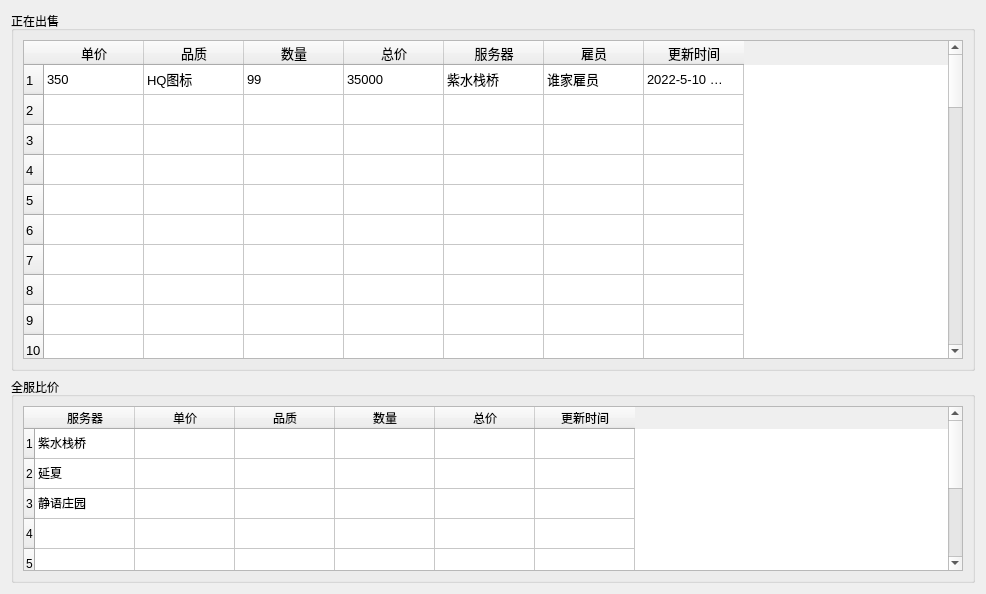
Above: show_price.ui from NagaResst/Paissa before the change. Below: the same form after it.
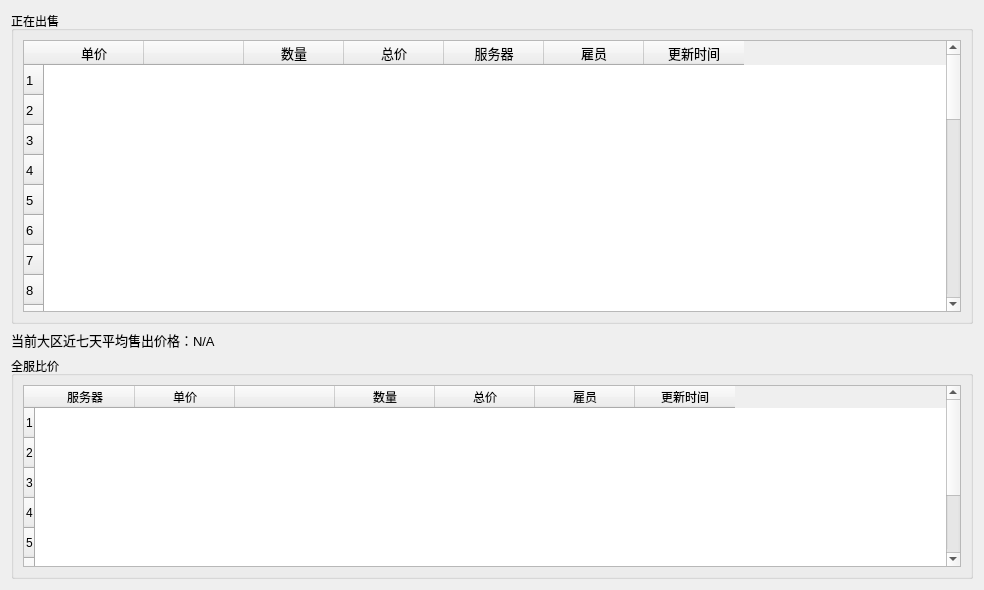
That is the form after the change.

Commit message: bete版本  具备基础的查询与比价功能

Diff of the .ui file:
```diff
--- a/show_price.ui
+++ b/show_price.ui
@@ -6,14 +6,105 @@
    <rect>
     <x>0</x>
     <y>0</y>
-    <width>986</width>
-    <height>594</height>
+    <width>984</width>
+    <height>590</height>
    </rect>
   </property>
   <property name="windowTitle">
    <string>Form</string>
   </property>
-  <layout class="QGridLayout" name="gridLayout" rowstretch="7,4">
+  <layout class="QGridLayout" name="gridLayout" rowstretch="7,0,5">
+   <item row="2" column="0">
+    <widget class="QGroupBox" name="show_min_price">
+     <property name="title">
+      <string>全服比价</string>
+     </property>
+     <layout class="QGridLayout" name="gridLayout_2">
+      <item row="0" column="0">
+       <widget class="QTableWidget" name="all_server">
+        <property name="editTriggers">
+         <set>QAbstractItemView::NoEditTriggers</set>
+        </property>
+        <property name="selectionMode">
+         <enum>QAbstractItemView::SingleSelection</enum>
+        </property>
+        <property name="selectionBehavior">
+         <enum>QAbstractItemView::SelectRows</enum>
+        </property>
+        <property name="showGrid">
+         <bool>false</bool>
+        </property>
+        <property name="rowCount">
+         <number>8</number>
+        </property>
+        <row/>
+        <row/>
+        <row/>
+        <row/>
+        <row/>
+        <row/>
+        <row/>
+        <row/>
+        <column>
+         <property name="text">
+          <string>服务器</string>
+         </property>
+        </column>
+        <column>
+         <property name="text">
+          <string>单价</string>
+         </property>
+        </column>
+        <column>
+         <property name="text">
+          <string/>
+         </property>
+        </column>
+        <column>
+         <property name="text">
+          <string>数量</string>
+         </property>
+        </column>
+        <column>
+         <property name="text">
+          <string>总价</string>
+         </property>
+        </column>
+        <column>
+         <property name="text">
+          <string>雇员</string>
+         </property>
+        </column>
+        <column>
+         <property name="text">
+          <string>更新时间</string>
+         </property>
+        </column>
+        <item row="0" column="0">
+         <property name="text">
+          <string/>
+         </property>
+        </item>
+        <item row="0" column="1">
+         <property name="text">
+          <string/>
+         </property>
+        </item>
+        <item row="1" column="0">
+         <property name="text">
+          <string/>
+         </property>
+        </item>
+        <item row="2" column="0">
+         <property name="text">
+          <string/>
+         </property>
+        </item>
+       </widget>
+      </item>
+     </layout>
+    </widget>
+   </item>
    <item row="0" column="0">
     <widget class="QGroupBox" name="show_sale">
      <property name="title">
@@ -30,8 +121,17 @@
         <property name="editTriggers">
          <set>QAbstractItemView::NoEditTriggers</set>
         </property>
+        <property name="selectionMode">
+         <enum>QAbstractItemView::SingleSelection</enum>
+        </property>
+        <property name="selectionBehavior">
+         <enum>QAbstractItemView::SelectRows</enum>
+        </property>
+        <property name="showGrid">
+         <bool>false</bool>
+        </property>
         <property name="rowCount">
-         <number>50</number>
+         <number>30</number>
         </property>
         <row/>
         <row/>
@@ -63,26 +163,6 @@
         <row/>
         <row/>
         <row/>
-        <row/>
-        <row/>
-        <row/>
-        <row/>
-        <row/>
-        <row/>
-        <row/>
-        <row/>
-        <row/>
-        <row/>
-        <row/>
-        <row/>
-        <row/>
-        <row/>
-        <row/>
-        <row/>
-        <row/>
-        <row/>
-        <row/>
-        <row/>
         <column>
          <property name="text">
           <string>单价</string>
@@ -90,7 +170,7 @@
         </column>
         <column>
          <property name="text">
-          <string>品质</string>
+          <string/>
          </property>
         </column>
         <column>
@@ -120,37 +200,37 @@
         </column>
         <item row="0" column="0">
          <property name="text">
-          <string>350</string>
+          <string/>
          </property>
         </item>
         <item row="0" column="1">
          <property name="text">
-          <string>HQ图标</string>
+          <string/>
          </property>
         </item>
         <item row="0" column="2">
          <property name="text">
-          <string>99</string>
+          <string/>
          </property>
         </item>
         <item row="0" column="3">
          <property name="text">
-          <string>35000</string>
+          <string/>
          </property>
         </item>
         <item row="0" column="4">
          <property name="text">
-          <string>紫水栈桥</string>
+          <string/>
          </property>
         </item>
         <item row="0" column="5">
          <property name="text">
-          <string>谁家雇员</string>
+          <string/>
          </property>
         </item>
         <item row="0" column="6">
          <property name="text">
-          <string>2022-5-10 16:06:04</string>
+          <string/>
          </property>
         </item>
        </widget>
@@ -158,81 +238,17 @@
      </layout>
     </widget>
    </item>
-   <item row="1" column="0">
-    <widget class="QGroupBox" name="show_min_price">
-     <property name="title">
-      <string>全服比价</string>
+   <item row="1" column="0" alignment="Qt::AlignLeft|Qt::AlignVCenter">
+    <widget class="QLabel" name="seven_day">
+     <property name="font">
+      <font>
+       <family>Arial</family>
+       <pointsize>10</pointsize>
+      </font>
      </property>
-     <layout class="QGridLayout" name="gridLayout_2">
-      <item row="0" column="0">
-       <widget class="QTableWidget" name="tableWidget">
-        <property name="editTriggers">
-         <set>QAbstractItemView::NoEditTriggers</set>
-        </property>
-        <property name="rowCount">
-         <number>8</number>
-        </property>
-        <row/>
-        <row/>
-        <row/>
-        <row/>
-        <row/>
-        <row/>
-        <row/>
-        <row/>
-        <column>
-         <property name="text">
-          <string>服务器</string>
-         </property>
-        </column>
-        <column>
-         <property name="text">
-          <string>单价</string>
-         </property>
-        </column>
-        <column>
-         <property name="text">
-          <string>品质</string>
-         </property>
-        </column>
-        <column>
-         <property name="text">
-          <string>数量</string>
-         </property>
-        </column>
-        <column>
-         <property name="text">
-          <string>总价</string>
-         </property>
-        </column>
-        <column>
-         <property name="text">
-          <string>更新时间</string>
-         </property>
-        </column>
-        <item row="0" column="0">
-         <property name="text">
-          <string>紫水栈桥</string>
-         </property>
-        </item>
-        <item row="0" column="1">
-         <property name="text">
-          <string/>
-         </property>
-        </item>
-        <item row="1" column="0">
-         <property name="text">
-          <string>延夏</string>
-         </property>
-        </item>
-        <item row="2" column="0">
-         <property name="text">
-          <string>静语庄园</string>
-         </property>
-        </item>
-       </widget>
-      </item>
-     </layout>
+     <property name="text">
+      <string>当前大区近七天平均售出价格：N/A</string>
+     </property>
     </widget>
    </item>
   </layout>
```
The commit also changes 10 other files.
